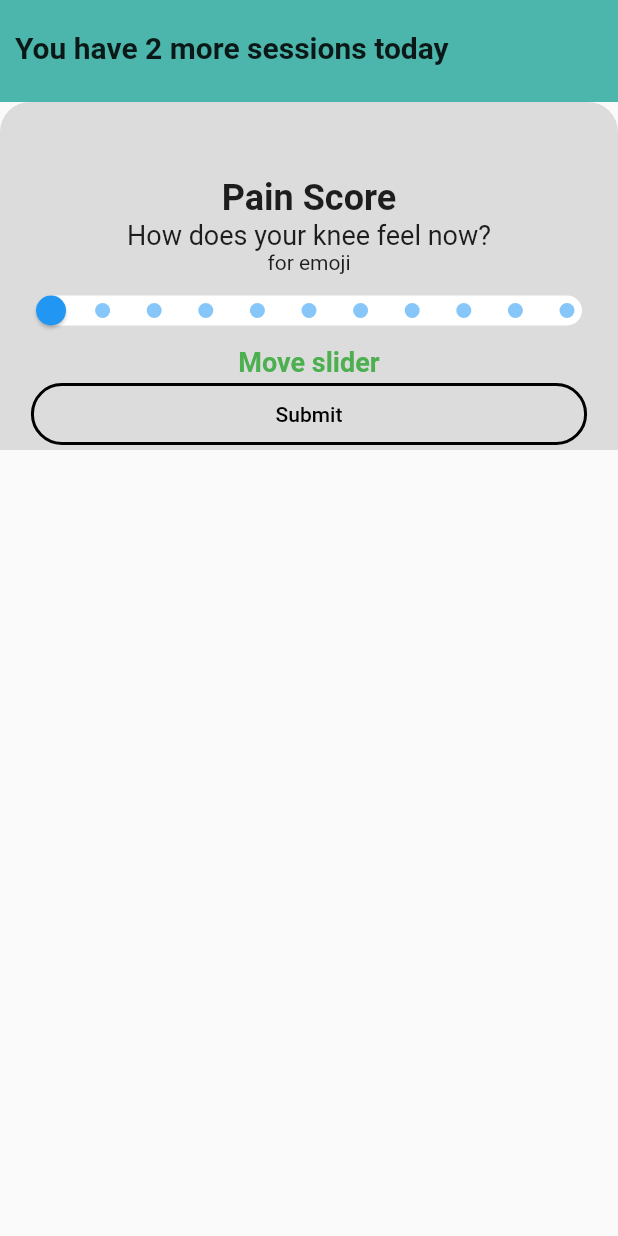
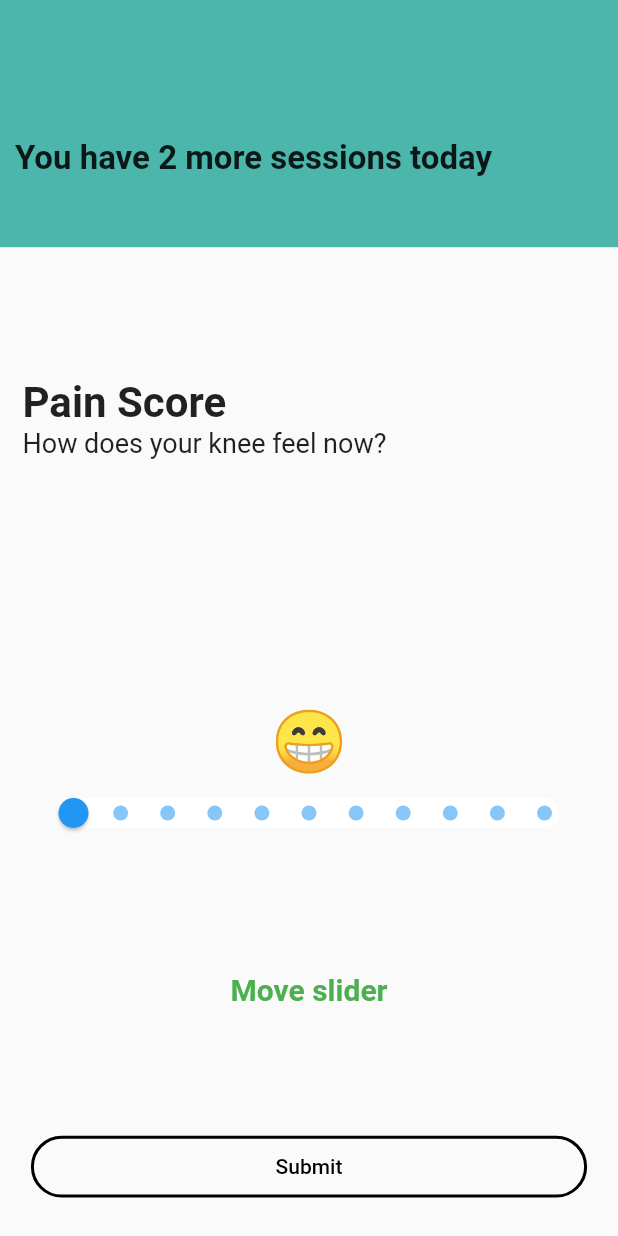
Before and after one commit to bhattabhi013/PainCalculatorFlutter, a Flutter app: the screen it shows after launch, on a phone screen of 412 x 824 dp. Run offline on Flutter 3.47's test engine with Material 2 defaults, Android fonts, the phone set to English and light mode, and no system bars; our stand-ins replace firebase_core, firebase_database, flutter_tts; missing offline and left inert: firebase_core_web, firebase_database_web; accounts and stored records are empty.

Commit message:
emoticons added

```diff
--- a/lib/main.dart
+++ b/lib/main.dart
@@ -1,13 +1,10 @@
 import 'package:flutter/material.dart';
 import 'package:firebase_core/firebase_core.dart';
-import 'package:flutter_tts/flutter_tts.dart';
-import 'package:pain_app/widgets/textvalue.dart';
 import 'package:provider/provider.dart';
 import 'firebase_options.dart';
 
 import '../providers/slider_provider.dart';
-import 'widgets/button_widget.dart';
-import 'widgets/slider_widget.dart';
+import 'widgets/main_body.dart';
 
 void main() async {
   WidgetsFlutterBinding.ensureInitialized();
@@ -31,13 +28,15 @@ class PainApp extends StatelessWidget {
           primarySwatch: Colors.blue,
         ),
         debugShowCheckedModeBanner: false,
-        home: Home(),
+        home: const Home(),
       ),
     );
   }
 }
 
 class Home extends StatelessWidget {
+  const Home({Key? key}) : super(key: key);
+
   @override
   Widget build(BuildContext context) {
     double _value = 0.0;
@@ -45,57 +44,36 @@ class Home extends StatelessWidget {
       // appBar: AppBar(
       //   title: Text("Pain App"),
       // )
-      body: Container(
-        height: 300,
+      body: SizedBox(
+        width: double.infinity,
+        height: MediaQuery.of(context).size.height * 1,
         child: Column(
           children: [
-            // SizedBox(
-            //   height: 30,
-            // ),
-            Expanded(
-              child: Container(
+            Container(
               width: double.infinity,
+              height: MediaQuery.of(context).size.height * 0.2,
               color: Colors.teal[300],
-                padding: const EdgeInsets.symmetric(
-                    vertical: 20.0, horizontal: 10.0),
+              child: Column(
+                children: [
+                  SizedBox(
+                    height: MediaQuery.of(context).size.height * 0.1,
+                  ),
+                  Container(
+                    alignment: Alignment.topLeft,
+                    padding: const EdgeInsets.all(10),
                     child: const Text(
                       'You have 2 more sessions today',
-                  style: TextStyle(fontSize: 20, fontWeight: FontWeight.bold),
+                      softWrap: true,
+                      style: TextStyle(
+                        fontSize: 22,
+                        fontWeight: FontWeight.bold,
                       ),
                     ),
                   ),
-            ClipRRect(
-              borderRadius: const BorderRadius.only(
-                topLeft: Radius.circular(20),
-                topRight: Radius.circular(20),
-              ),
-              child: Container(
-                width: double.infinity,
-                color: Colors.black12,
-                child: Column(
-                  children: [
-                    const SizedBox(
-                      height: 50,
-                    ),
-                    const Text(
-                      'Pain Score',
-                      style:
-                          TextStyle(fontSize: 24, fontWeight: FontWeight.bold),
-                    ),
-                    const Text(
-                      'How does your knee feel now?',
-                      style: TextStyle(fontSize: 18),
-                    ),
-                    const Text(
-                      'for emoji',
-                    ),
-                    const SLiderWIdget(),
-                    TextValue(),
-                    ButtonWidget()
                 ],
               ),
             ),
-            )
+            const MainBody(),
           ],
         ),
       ),
--- a/lib/providers/slider_provider.dart
+++ b/lib/providers/slider_provider.dart
@@ -14,7 +14,7 @@ class SliderProvider with ChangeNotifier {
   getScoresFromFirebase() async {
     DatabaseReference ref = FirebaseDatabase.instance.ref("scores");
     DatabaseEvent event = await ref.once();
-    print(event.snapshot.value);
+    // print(event.snapshot.value);
     _scoreList = event.snapshot.value as List;
   }
 
--- a/lib/widgets/button_widget.dart
+++ b/lib/widgets/button_widget.dart
@@ -6,7 +6,7 @@ import 'package:provider/provider.dart';
 class ButtonWidget extends StatelessWidget {
   final FlutterTts tts = FlutterTts();
 
-  ButtonWidget() {
+  ButtonWidget({Key? key}) : super(key: key) {
     tts.setLanguage('en');
     tts.setSpeechRate(0.4);
   }
@@ -15,13 +15,13 @@ class ButtonWidget extends StatelessWidget {
     return OutlinedButton(
       onPressed: () {
         final provider = Provider.of<SliderProvider>(context, listen: false);
-        print(provider.scoreListResp);
+        // print(provider.scoreListResp);
         provider.submitResponse();
         tts.speak(provider.scoreListResp);
       },
       style: ButtonStyle(
         side: MaterialStateProperty.all(
-            BorderSide(color: Colors.black, width: 2.0)),
+            const BorderSide(color: Colors.black, width: 2.0)),
         shape: MaterialStateProperty.all(
             RoundedRectangleBorder(borderRadius: BorderRadius.circular(30.0))),
         minimumSize: MaterialStateProperty.all(Size(
--- /dev/null
+++ b/lib/widgets/emoji_widget.dart
@@ -0,0 +1,53 @@
+import 'package:flutter/material.dart';
+import 'package:pain_app/providers/slider_provider.dart';
+import 'package:provider/provider.dart';
+
+class EmojiWidget extends StatelessWidget {
+  const EmojiWidget({Key? key}) : super(key: key);
+
+  @override
+  Widget build(BuildContext context) {
+    final score = Provider.of<SliderProvider>(context).getValue.toInt();
+    Widget getWidget() {
+      if (score == 0) {
+        return const Text(
+          "😁",
+          style: TextStyle(
+            // color: Colors.green,
+            fontWeight: FontWeight.bold,
+            fontSize: 40,
+          ),
+        );
+      } else if (score > 0 && score < 5) {
+        return const Text(
+          "🙂",
+          style: TextStyle(
+            fontWeight: FontWeight.bold,
+            fontSize: 40,
+          ),
+        );
+      } else if (score > 4 && score < 9) {
+        return const Text(
+          "☹",
+          style: TextStyle(
+            // color: Colors.green,
+            fontWeight: FontWeight.bold,
+            fontSize: 40,
+          ),
+        );
+      } else if (score > 8) {
+        return const Text(
+          "😨",
+          style: TextStyle(
+            // color: Colors.green,
+            fontWeight: FontWeight.bold,
+            fontSize: 40,
+          ),
+        );
+      }
+      return const Text("");
+    }
+
+    return getWidget();
+  }
+}
--- /dev/null
+++ b/lib/widgets/main_body.dart
@@ -0,0 +1,61 @@
+import 'package:flutter/material.dart';
+
+import 'button_widget.dart';
+import 'emoji_widget.dart';
+import 'slider_widget.dart';
+import 'textvalue.dart';
+
+class MainBody extends StatelessWidget {
+  const MainBody({Key? key}) : super(key: key);
+
+  @override
+  Widget build(BuildContext context) {
+    return ClipRRect(
+      borderRadius: const BorderRadius.only(
+        topLeft: Radius.circular(20),
+        topRight: Radius.circular(20),
+      ),
+      child: Container(
+        width: double.infinity,
+        height: MediaQuery.of(context).size.height * 0.80,
+        padding: const EdgeInsets.symmetric(vertical: 5, horizontal: 15),
+        // color: Colors.black12,
+        child: Column(
+          children: [
+            SizedBox(
+              height: MediaQuery.of(context).size.height * 0.10,
+            ),
+            const Align(
+              alignment: Alignment.centerLeft,
+              child: Text(
+                'Pain Score',
+                textAlign: TextAlign.start,
+                style: TextStyle(fontSize: 28, fontWeight: FontWeight.bold),
+              ),
+            ),
+            const Align(
+              alignment: Alignment.centerLeft,
+              child: Text(
+                'How does your knee feel now?',
+                style: TextStyle(fontSize: 18),
+              ),
+            ),
+            SizedBox(
+              height: MediaQuery.of(context).size.height * 0.20,
+            ),
+            const EmojiWidget(),
+            const SLiderWIdget(),
+            SizedBox(
+              height: MediaQuery.of(context).size.height * 0.10,
+            ),
+            const TextValue(),
+            SizedBox(
+              height: MediaQuery.of(context).size.height * 0.10,
+            ),
+            ButtonWidget()
+          ],
+        ),
+      ),
+    );
+  }
+}
--- a/lib/widgets/slider_widget.dart
+++ b/lib/widgets/slider_widget.dart
@@ -1,5 +1,4 @@
 import 'package:flutter/material.dart';
-import 'package:pain_app/model/slider_model.dart';
 import 'package:pain_app/providers/slider_provider.dart';
 import 'package:provider/provider.dart';
 
@@ -13,7 +12,6 @@ class SLiderWIdget extends StatelessWidget {
           activeTrackColor: Colors.white,
           trackHeight: 20,
           // thumbShape: SliderComponentShape.noThumb,
-          //tickMarkShape: const LineSliderTickMarkShape(),
           inactiveTrackColor: Colors.white,
           activeTickMarkColor: Colors.tealAccent),
       child: Consumer<SliderProvider>(
--- a/lib/widgets/textvalue.dart
+++ b/lib/widgets/textvalue.dart
@@ -13,7 +13,7 @@ class TextValue extends StatelessWidget {
         style: const TextStyle(
           color: Colors.green,
           fontWeight: FontWeight.bold,
-          fontSize: 18,
+          fontSize: 20,
         ),
       ),
     );
```
Also changed, not shown: lib/model/slider_model.dart (deleted, +0 -67 lines), 4 other files. Lines whose indentation alone changed are shown as unchanged.
